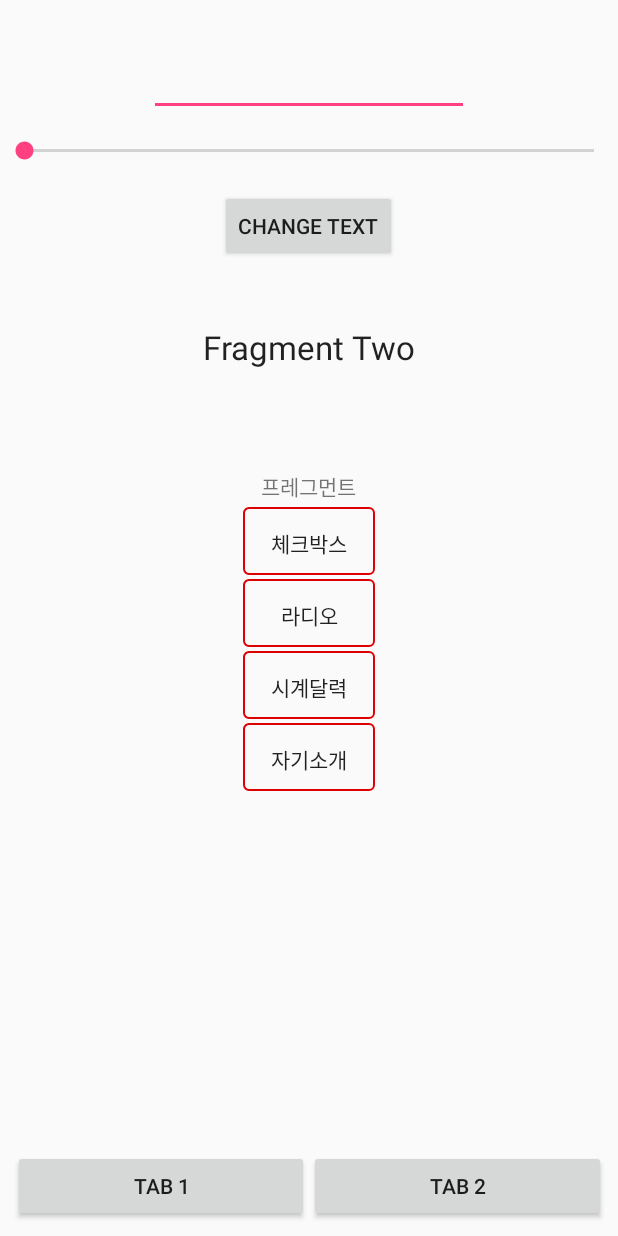
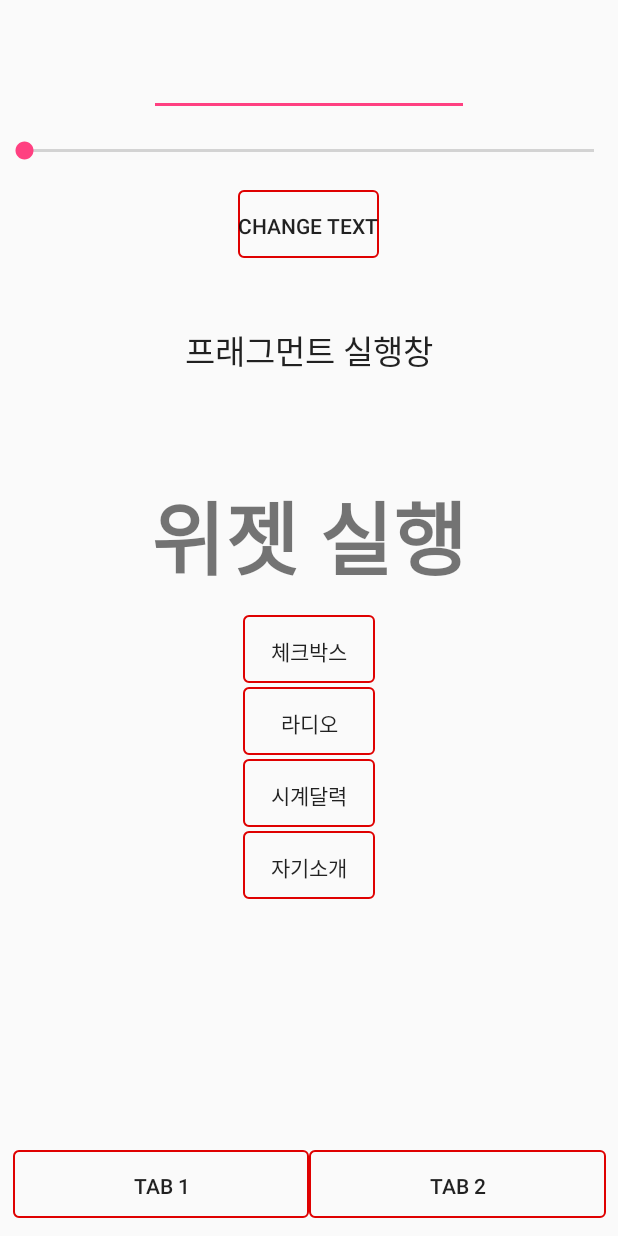
Before and after one commit to rajin4884/first_work, an Android app: the screen it shows after launch (FragmentExampleActivity), on a phone screen of 412 x 824 dp. Run offline under Robolectric (Android 15) with nearby library versions, the phone set to English and light mode, and no system bars.

Commit message:
완성인듯

```diff
--- a/app/src/main/AndroidManifest.xml
+++ b/app/src/main/AndroidManifest.xml
@@ -20,7 +20,6 @@
                 <category android:name="android.intent.category.LAUNCHER" />
             </intent-filter>
         </activity>
-        <activity android:name=".SceneTransitionActivity" />
         <activity android:name=".SceneTransitionsActivity" />
     </application>
 
--- a/app/src/main/res/layout/activity_fragment_example.xml
+++ b/app/src/main/res/layout/activity_fragment_example.xml
@@ -61,14 +61,17 @@
             android:layout_width="wrap_content"
             android:layout_height="wrap_content"
             android:layout_weight="1"
-            android:text="Tab 1" />
+            android:text="Tab 1"
+            android:background="@drawable/button_button1"
+            />
 
         <Button
             android:id="@+id/bt_tab2"
             android:layout_width="wrap_content"
             android:layout_height="wrap_content"
             android:layout_weight="1"
-            android:text="Tab 2" />
+            android:text="Tab 2"
+            android:background="@drawable/button_button1"/>
 
     </LinearLayout>
 
--- a/app/src/main/res/layout/fragment_fragment1.xml
+++ b/app/src/main/res/layout/fragment_fragment1.xml
@@ -20,11 +20,11 @@ android:layout_width="match_parent" android:layout_height="match_parent">
             android:id="@+id/btn"
             android:layout_width="wrap_content"
             android:layout_height="wrap_content"
-            android:layout_alignParentTop="true"
-            android:layout_alignStart="@+id/btn1"
-            android:layout_marginTop="84dp"
             android:text="체크박스"
-            android:background="@drawable/button_button1"/>
+            android:background="@drawable/button_button1"
+            android:layout_marginTop="13dp"
+            android:layout_below="@+id/textView4"
+            android:layout_centerHorizontal="true" />
 
         <Button
             android:id="@+id/btn1"
@@ -39,28 +39,30 @@ android:layout_width="match_parent" android:layout_height="match_parent">
             android:id="@+id/btn2"
             android:layout_width="wrap_content"
             android:layout_height="wrap_content"
-            android:layout_alignStart="@+id/btn1"
+            android:text="시계달력"
+            android:background="@drawable/button_button1"
             android:layout_below="@+id/btn1"
-            android:text="시계달력"
-            android:background="@drawable/button_button1"/>
+            android:layout_alignStart="@+id/btn1" />
 
         <Button
             android:id="@+id/btn3"
             android:layout_width="wrap_content"
             android:layout_height="wrap_content"
-            android:layout_alignParentTop="true"
-            android:layout_centerHorizontal="true"
-            android:layout_marginTop="228dp"
             android:text="자기소개"
-            android:background="@drawable/button_button1"/>
+            android:background="@drawable/button_button1"
+            android:layout_below="@+id/btn2"
+            android:layout_alignStart="@+id/btn2" />
 
         <TextView
+            android:id="@+id/textView4"
             android:layout_width="wrap_content"
             android:layout_height="wrap_content"
+            android:layout_marginTop="59dp"
+            android:text="위젯 실행"
+            android:textSize="80px"
+            android:textStyle="bold"
             android:layout_alignParentTop="true"
-            android:layout_centerHorizontal="true"
-            android:layout_marginTop="59dp"
-            android:text="프레그먼트" />
+            android:layout_centerHorizontal="true" />
     </RelativeLayout>
 
 </FrameLayout>
--- a/app/src/main/res/layout/text_fragment.xml
+++ b/app/src/main/res/layout/text_fragment.xml
@@ -9,7 +9,7 @@
         android:layout_height="wrap_content"
         android:layout_centerHorizontal="true"
         android:layout_centerVertical="true"
-        android:text="Fragment Two"
+        android:text="프래그먼트 실행창"
         android:textAppearance="?android:attr/textAppearanceLarge"
         tools:ignore="HardcodedText" />
 
--- a/app/src/main/res/layout/toolbar_fragment.xml
+++ b/app/src/main/res/layout/toolbar_fragment.xml
@@ -12,7 +12,8 @@
         android:layout_centerHorizontal="true"
         android:layout_marginTop="17dp"
         android:text="Change Text"
-        tools:ignore="HardcodedText" />
+        tools:ignore="HardcodedText"
+        android:background="@drawable/button_button1"/>
 
     <EditText
         android:id="@+id/editText1"
```
Also changed, not shown: app/src/main/java/com/example/jhj/first_work/SceneTransitionsActivity.java (+14 -0 lines), app/src/main/res/layout/fragment_fragment2.xml (+10 -7 lines), app/src/main/res/layout/scene1_layout.xml (+24 -18 lines), app/src/main/res/layout/scene2_layout.xml (+36 -18 lines), app/src/main/res/layout/scene3_layout.xml (+29 -12 lines), app/src/main/res/transition/transition.xml (+11 -11 lines).
